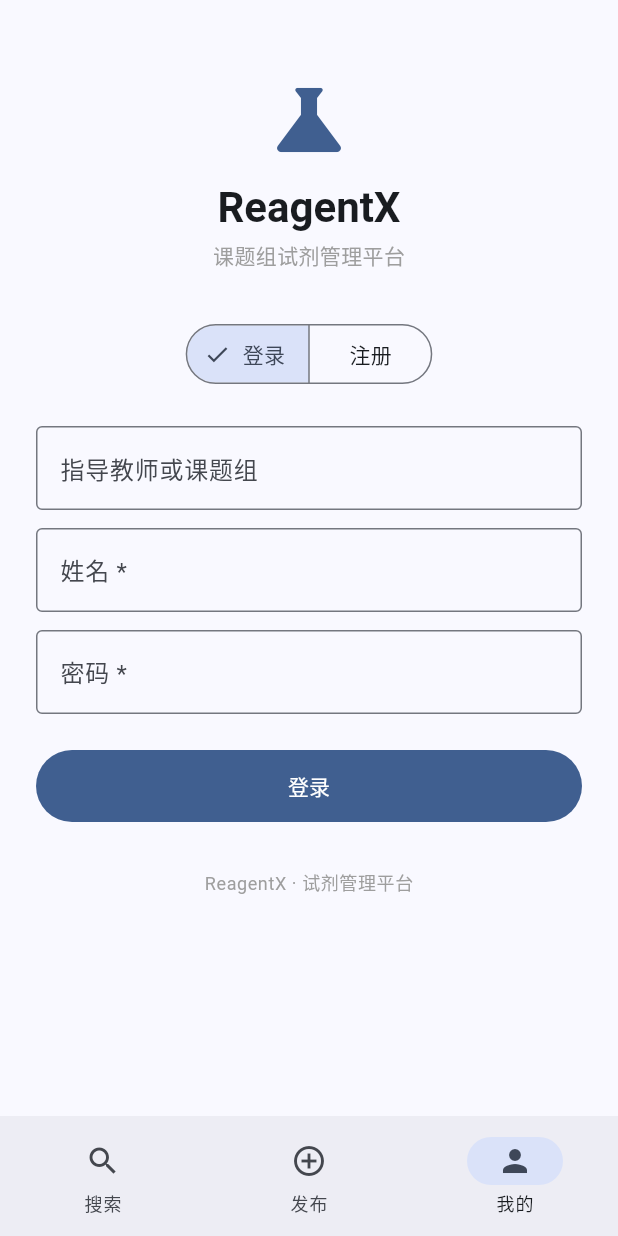
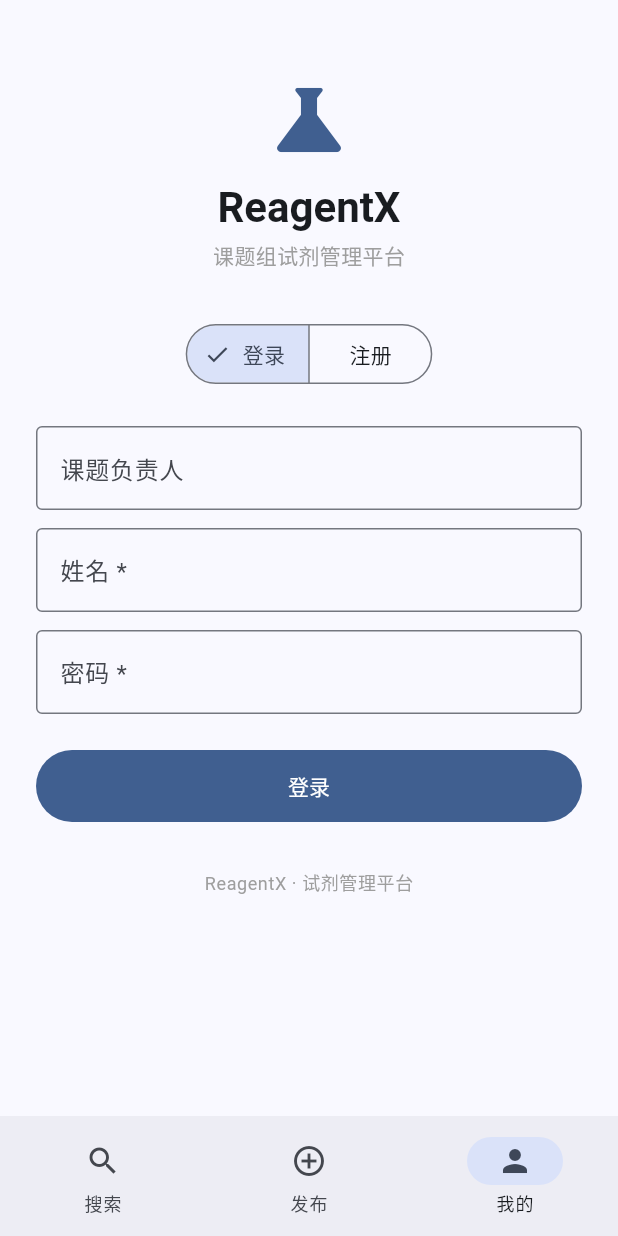
Before and after one commit to Qxy0happy/ReagentX, a Flutter app: the _ProfilePage screen opened by its route, on a phone screen of 412 x 824 dp. Run offline on Flutter 3.47's test engine with Material 3 defaults, Android fonts, the phone set to English and light mode, and no system bars; our stand-ins replace camera, go_router, image_picker, package_info_plus, shared_preferences; accounts and stored records are empty; network calls fail.

Commit message:
fix: 「指导教师」→「课题负责人」

```diff
--- a/frontend/lib/app.dart
+++ b/frontend/lib/app.dart
@@ -539,7 +539,7 @@ class _ProfilePageState extends State<_ProfilePage> {
             if (_loginMode == 'register') ...[
               TextField(
                 controller: _newTeacherCtrl,
-                decoration: const InputDecoration(labelText: '指导教师 *', border: OutlineInputBorder()),
+                decoration: const InputDecoration(labelText: '课题负责人 *', border: OutlineInputBorder()),
               ),
               const SizedBox(height: 12),
               TextField(
@@ -578,8 +578,8 @@ class _ProfilePageState extends State<_ProfilePage> {
               TextField(
                 controller: _groupCtrl,
                 decoration: const InputDecoration(
-                  labelText: '指导教师或课题组',
-                  hintText: '支持搜索',
+                  labelText: '课题负责人',
+                  hintText: '输入负责人姓名搜索课题组',
                   border: OutlineInputBorder(),
                 ),
                 onChanged: (q) {
@@ -675,7 +675,7 @@ class _ProfilePageState extends State<_ProfilePage> {
                 ),
                 if (auth.teacher != null && auth.teacher!.isNotEmpty) ...[
                   const SizedBox(height: 2),
-                  Text('指导教师: ${auth.teacher}', style: Theme.of(context).textTheme.bodySmall),
+                  Text('课题负责人: ${auth.teacher}', style: Theme.of(context).textTheme.bodySmall),
                 ],
                 if (auth.labLocation != null && auth.labLocation!.isNotEmpty) ...[
                   const SizedBox(height: 2),
```
